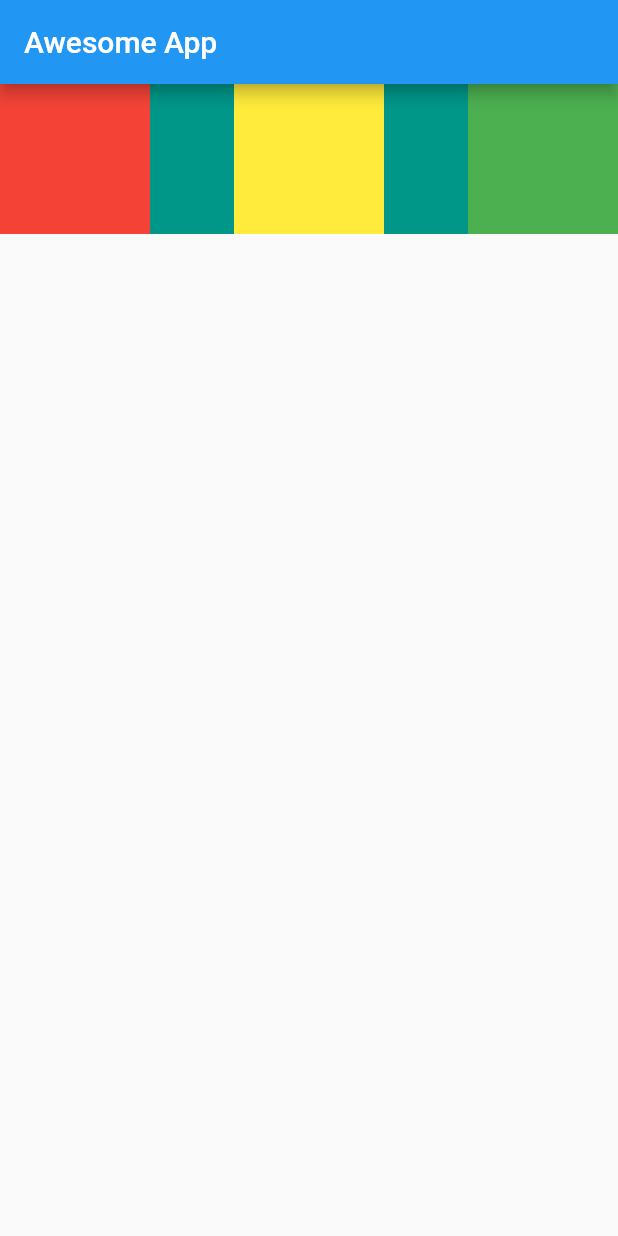
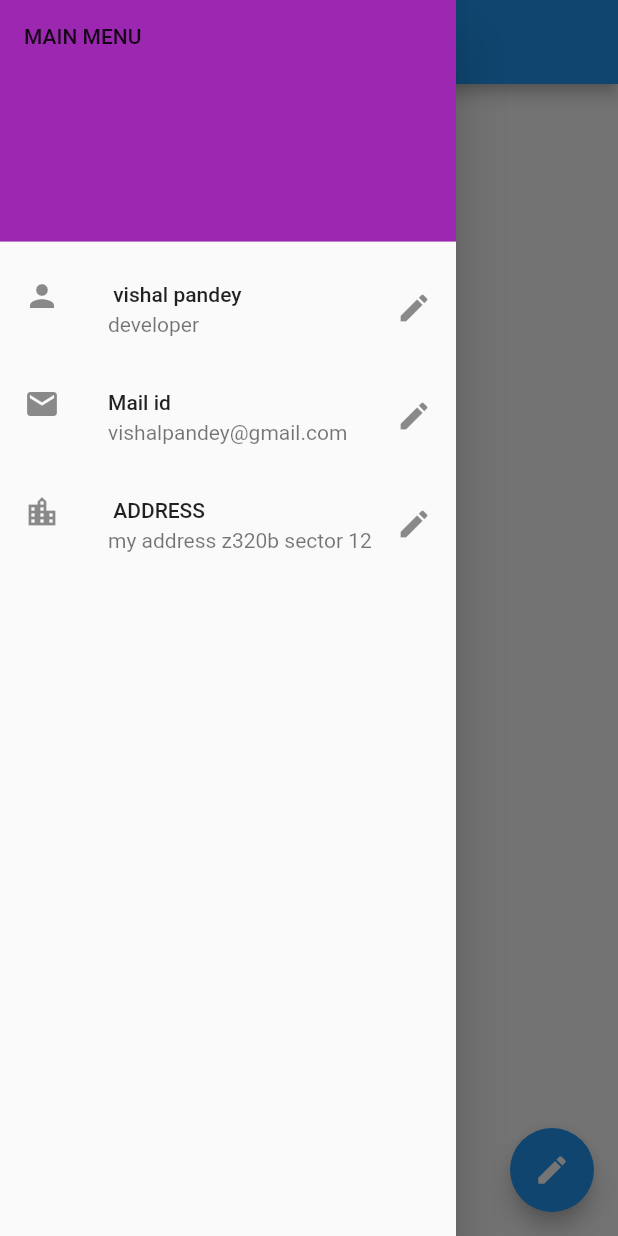
Before and after one commit to vishalpandey-9891/flutter, a Flutter app: the screen it shows after launch, with the side drawer open (before the commit the screen has no drawer), on a phone screen of 412 x 824 dp. Run offline on Flutter 3.47's test engine with Material 2 defaults, Android fonts, the phone set to English and light mode, and no system bars.

Commit message:
chapter 4 started

```diff
--- a/lib/main.dart
+++ b/lib/main.dart
@@ -2,7 +2,7 @@ import 'package:flutter/widgets.dart';
 import 'package:flutter/material.dart';
 import 'package:flutter/cupertino.dart';
 
-// this is chapter 3 here we learned about how to use row & column  widgets - in flutter application
+// this is chapter 4 here we learned about how to use Material Drawer | ListView | Circle Avatar | NetworkImage | Floating Action Button ⛳️  widgets - in flutter application
 void main() {
 // runApp() app in flutter to starting point of any application
 // 1)WidgetApp() 2)CupertinoApp  () 3)MaterialApp()
@@ -20,36 +20,47 @@ class HomePage extends StatelessWidget {
       appBar: AppBar(
         title: Text("Awesome App"),
       ),
-      body: Container(
-        height: 100,
-        color: Colors.teal,
-        child: Row(
-          mainAxisAlignment: MainAxisAlignment.spaceBetween,
-          crossAxisAlignment: CrossAxisAlignment.stretch,
+      body: Center(
+        child: Container(
+          height: 100,
+          width: 100,
+          color: Colors.teal,
+        ),
+      ),
+      drawer: Drawer(
+        child: ListView(
+          padding: EdgeInsets.all(0),
           children: <Widget>[
-            Container(
-              padding: const EdgeInsets.all(8),
-              width: 100,
-              height: 100,
-              color: Colors.red,
-              alignment: Alignment.center,
+            DrawerHeader(
+              child: Text("MAIN MENU"),
+              decoration: BoxDecoration(
+                color: Colors.purple,
+              ),
             ),
-            Container(
-              padding: const EdgeInsets.all(8),
-              width: 100,
-              height: 100,
-              color: Colors.yellow,
-              alignment: Alignment.center,
+            ListTile(
+              leading: Icon(Icons.person),
+              title: Text(" vishal pandey"),
+              subtitle: Text("developer"),
+              trailing: Icon(Icons.edit),
             ),
-            Container(
-              padding: const EdgeInsets.all(8),
-              width: 100,
-              height: 100,
-              color: Colors.green,
-              alignment: Alignment.center,
+            ListTile(
+              leading: Icon(Icons.email),
+              title: Text("Mail id "),
+              subtitle: Text("vishalpandey@gmail.com"),
+              trailing: Icon(Icons.edit),
             ),
+            ListTile(
+              leading: Icon(Icons.location_city),
+              title: Text(" ADDRESS"),
+              subtitle: Text("my address z320b sector 12"),
+              trailing: Icon(Icons.edit),
+            )
           ],
         ),
+      ),
+      floatingActionButton: FloatingActionButton(
+        onPressed: () {},
+        child: Icon(Icons.edit),
       ),
     );
   }
```
